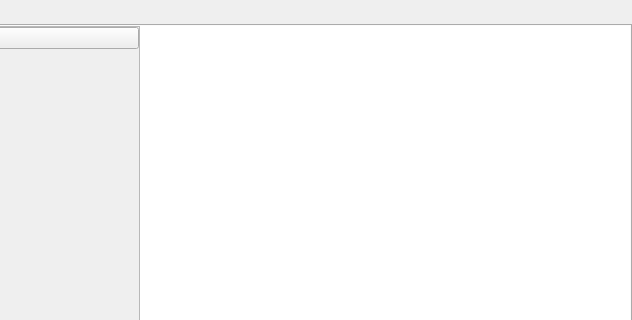
The window that forms/mainwindow.ui (3d2069940/player) describes before a commit, drawn with Qt 5; both pictures show x 353 to 985 and y 0 to 320 of the 985 by 711 pixel window.
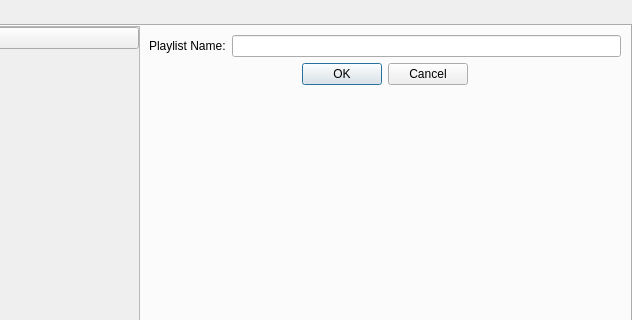
The same window after the commit. The open tabs and pages were chosen to show the change. Custom widgets are drawn as their Qt base class.

Commit message: added creation of playlists and display of their elements

Diff of the .ui file:
```diff
--- a/forms/mainwindow.ui
+++ b/forms/mainwindow.ui
@@ -603,6 +603,48 @@
          </widget>
         </item>
         <item row="0" column="1">
+         <layout class="QVBoxLayout" name="verticalLayout_4">
+          <item>
+           <widget class="QFrame" name="playlistCreateNewDialogFrame">
+            <layout class="QVBoxLayout" name="verticalLayout_6">
+             <item>
+              <layout class="QHBoxLayout" name="horizontalLayout_11">
+               <item>
+                <widget class="QLabel" name="label">
+                 <property name="text">
+                  <string>Playlist Name:</string>
+                 </property>
+                </widget>
+               </item>
+               <item>
+                <widget class="QLineEdit" name="playlistNewPlaylistLineEdit"/>
+               </item>
+              </layout>
+             </item>
+             <item alignment="Qt::AlignHCenter">
+              <widget class="QDialogButtonBox" name="playlistDialogButtonBox">
+               <property name="standardButtons">
+                <set>QDialogButtonBox::Cancel|QDialogButtonBox::Ok</set>
+               </property>
+              </widget>
+             </item>
+             <item>
+              <spacer name="verticalSpacer_4">
+               <property name="orientation">
+                <enum>Qt::Vertical</enum>
+               </property>
+               <property name="sizeHint" stdset="0">
+                <size>
+                 <width>20</width>
+                 <height>40</height>
+                </size>
+               </property>
+              </spacer>
+             </item>
+            </layout>
+           </widget>
+          </item>
+          <item>
          <widget class="QListWidget" name="playlistPlaylistWidget">
           <property name="frameShape">
            <enum>QFrame::NoFrame</enum>
@@ -613,6 +655,8 @@
          </widget>
         </item>
        </layout>
+        </item>
+       </layout>
       </widget>
       <widget class="QWidget" name="effectsTab">
        <attribute name="title">
```
Left out of the diff: 6 changed lines with no effect on the pictures. Lines whose indentation alone changed are shown as unchanged. The commit also changes 9 other files.
